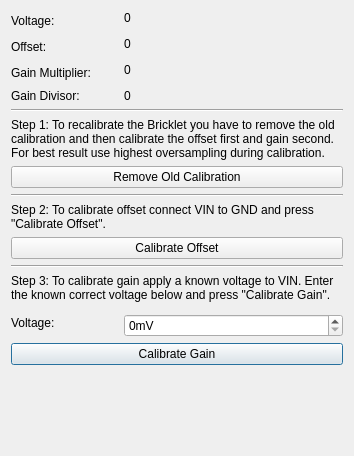
Qt form src/brickv/plugin_system/plugins/analog_in_v3/ui/calibration.ui (Tinkerforge/brickv) before a commit.
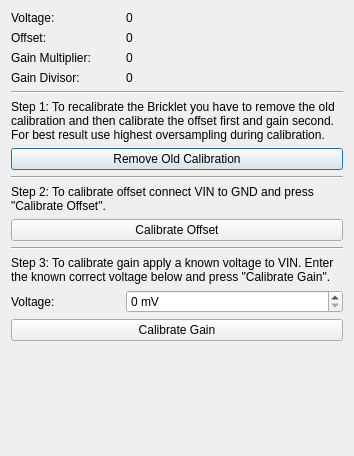
The same form after that commit.

Commit message: Fix analog in v3 calibration dialog title and units.

Patch:
```diff
--- a/src/brickv/plugin_system/plugins/analog_in_v3/ui/calibration.ui
+++ b/src/brickv/plugin_system/plugins/analog_in_v3/ui/calibration.ui
@@ -16,66 +16,42 @@
   <layout class="QVBoxLayout" name="verticalLayout_2">
    <item>
     <layout class="QGridLayout" name="grid">
-     <item row="4" column="0" rowspan="2">
-      <widget class="QLabel" name="label_7">
-       <property name="text">
-        <string>Gain Multiplier:</string>
-       </property>
-      </widget>
-     </item>
-     <item row="14" column="0" colspan="3">
-      <widget class="QLabel" name="label_15">
-       <property name="text">
-        <string>Step 3: To calibrate gain apply a known voltage to VIN. Enter the known correct voltage below and press &quot;Calibrate Gain&quot;.</string>
-       </property>
-       <property name="wordWrap">
-        <bool>true</bool>
-       </property>
-      </widget>
-     </item>
-     <item row="17" column="0" colspan="3">
-      <widget class="QPushButton" name="button_cal_gain">
-       <property name="text">
-        <string>Calibrate Gain</string>
-       </property>
-      </widget>
-     </item>
-     <item row="7" column="0" colspan="3">
-      <widget class="Line" name="line_3">
-       <property name="orientation">
-        <enum>Qt::Horizontal</enum>
-       </property>
-      </widget>
-     </item>
-     <item row="9" column="0" colspan="3">
+     <item row="6" column="0" colspan="3">
       <widget class="QPushButton" name="button_cal_remove">
        <property name="text">
         <string>Remove Old Calibration</string>
        </property>
       </widget>
      </item>
-     <item row="2" column="0" rowspan="2">
-      <widget class="QLabel" name="label_4">
+     <item row="4" column="0" colspan="3">
+      <widget class="Line" name="line_3">
+       <property name="orientation">
+        <enum>Qt::Horizontal</enum>
+       </property>
+      </widget>
+     </item>
+     <item row="10" column="0" colspan="3">
+      <widget class="Line" name="line_2">
+       <property name="orientation">
+        <enum>Qt::Horizontal</enum>
+       </property>
+      </widget>
+     </item>
+     <item row="13" column="0" colspan="3">
+      <widget class="QPushButton" name="button_cal_gain">
        <property name="text">
-        <string>Offset:</string>
+        <string>Calibrate Gain</string>
        </property>
       </widget>
      </item>
-     <item row="0" column="0" rowspan="2">
+     <item row="0" column="0">
       <widget class="QLabel" name="label">
        <property name="text">
         <string>Voltage:</string>
        </property>
       </widget>
      </item>
-     <item row="15" column="0" rowspan="2">
-      <widget class="QLabel" name="label_16">
-       <property name="text">
-        <string>Voltage:</string>
-       </property>
-      </widget>
-     </item>
-     <item row="11" column="0" colspan="3">
+     <item row="8" column="0" colspan="3">
       <widget class="QLabel" name="label_14">
        <property name="text">
         <string>Step 2: To calibrate offset connect VIN to GND and press &quot;Calibrate Offset&quot;.</string>
@@ -91,37 +67,37 @@
        </property>
       </widget>
      </item>
-     <item row="12" column="0" colspan="3">
-      <widget class="QPushButton" name="button_cal_offset">
+     <item row="1" column="1" colspan="2">
+      <widget class="QLabel" name="label_offset">
        <property name="text">
-        <string>Calibrate Offset</string>
+        <string>0</string>
        </property>
       </widget>
      </item>
-     <item row="13" column="0" colspan="3">
-      <widget class="Line" name="line_2">
-       <property name="orientation">
-        <enum>Qt::Horizontal</enum>
-       </property>
-      </widget>
-     </item>
-     <item row="8" column="0" colspan="3">
-      <widget class="QLabel" name="label_8">
-       <property name="text">
-        <string>Step 1: To recalibrate the Bricklet you have to remove the old calibration and then calibrate the offset first and gain second. For best result use highest oversampling during calibration.</string>
-       </property>
-       <property name="wordWrap">
-        <bool>true</bool>
-       </property>
-      </widget>
-     </item>
-     <item row="10" column="0" colspan="3">
+     <item row="7" column="0" colspan="3">
       <widget class="Line" name="line">
        <property name="orientation">
         <enum>Qt::Horizontal</enum>
        </property>
       </widget>
      </item>
+     <item row="12" column="0">
+      <widget class="QLabel" name="label_16">
+       <property name="text">
+        <string>Voltage:</string>
+       </property>
+      </widget>
+     </item>
+     <item row="11" column="0" colspan="3">
+      <widget class="QLabel" name="label_15">
+       <property name="text">
+        <string>Step 3: To calibrate gain apply a known voltage to VIN. Enter the known correct voltage below and press &quot;Calibrate Gain&quot;.</string>
+       </property>
+       <property name="wordWrap">
+        <bool>true</bool>
+       </property>
+      </widget>
+     </item>
      <item row="0" column="1" colspan="2">
       <widget class="QLabel" name="label_voltage">
        <property name="text">
@@ -129,44 +105,68 @@
        </property>
       </widget>
      </item>
-     <item row="2" column="1" colspan="2">
-      <widget class="QLabel" name="label_offset">
-       <property name="text">
-        <string>0</string>
-       </property>
-      </widget>
-     </item>
-     <item row="6" column="0">
-      <widget class="QLabel" name="label_2">
-       <property name="text">
-        <string>Gain Divisor:</string>
-       </property>
-      </widget>
-     </item>
-     <item row="6" column="1" colspan="2">
-      <widget class="QLabel" name="label_divisor">
-       <property name="text">
-        <string>0</string>
-       </property>
-      </widget>
-     </item>
-     <item row="4" column="1" colspan="2">
-      <widget class="QLabel" name="label_multiplier">
-       <property name="text">
-        <string>0</string>
-       </property>
-      </widget>
-     </item>
-     <item row="16" column="1" colspan="2">
+     <item row="12" column="1" colspan="2">
       <widget class="QSpinBox" name="spinbox_voltage">
        <property name="suffix">
-        <string>mV</string>
+        <string> mV</string>
        </property>
        <property name="maximum">
         <number>42000</number>
        </property>
       </widget>
      </item>
+     <item row="3" column="0">
+      <widget class="QLabel" name="label_2">
+       <property name="text">
+        <string>Gain Divisor:</string>
+       </property>
+      </widget>
+     </item>
+     <item row="1" column="0">
+      <widget class="QLabel" name="label_4">
+       <property name="text">
+        <string>Offset:</string>
+       </property>
+      </widget>
+     </item>
+     <item row="9" column="0" colspan="3">
+      <widget class="QPushButton" name="button_cal_offset">
+       <property name="text">
+        <string>Calibrate Offset</string>
+       </property>
+      </widget>
+     </item>
+     <item row="5" column="0" colspan="3">
+      <widget class="QLabel" name="label_8">
+       <property name="text">
+        <string>Step 1: To recalibrate the Bricklet you have to remove the old calibration and then calibrate the offset first and gain second. For best result use highest oversampling during calibration.</string>
+       </property>
+       <property name="wordWrap">
+        <bool>true</bool>
+       </property>
+      </widget>
+     </item>
+     <item row="2" column="1" colspan="2">
+      <widget class="QLabel" name="label_multiplier">
+       <property name="text">
+        <string>0</string>
+       </property>
+      </widget>
+     </item>
+     <item row="3" column="1" colspan="2">
+      <widget class="QLabel" name="label_divisor">
+       <property name="text">
+        <string>0</string>
+       </property>
+      </widget>
+     </item>
+     <item row="2" column="0">
+      <widget class="QLabel" name="label_7">
+       <property name="text">
+        <string>Gain Multiplier:</string>
+       </property>
+      </widget>
+     </item>
     </layout>
    </item>
    <item>
```
Left out of the diff: 2 changed lines with no effect on the pictures. The commit also changes 1 other file.
